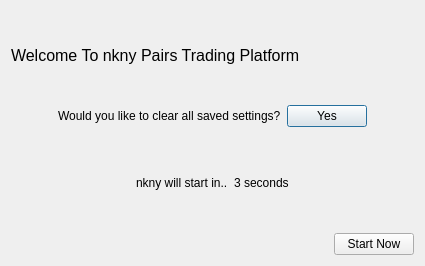
Above: welcomedialog.ui from ProDataLab/nkny before the change. Below: the same form after it.
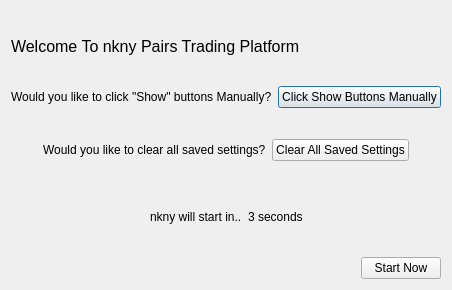
That is the form after the change.

Commit message: don't clear all qsettings & manually click show buttons

```diff
--- a/welcomedialog.ui
+++ b/welcomedialog.ui
@@ -6,8 +6,8 @@
    <rect>
     <x>0</x>
     <y>0</y>
-    <width>425</width>
-    <height>266</height>
+    <width>442</width>
+    <height>290</height>
    </rect>
   </property>
   <property name="windowTitle">
@@ -87,6 +87,63 @@
      <item>
       <widget class="QLabel" name="label_2">
        <property name="text">
+        <string>Would you like to click &quot;Show&quot; buttons Manually?</string>
+       </property>
+      </widget>
+     </item>
+     <item>
+      <widget class="QPushButton" name="clickShowButtonsManually">
+       <property name="text">
+        <string>Click Show Buttons Manually</string>
+       </property>
+      </widget>
+     </item>
+     <item>
+      <spacer name="horizontalSpacer_3">
+       <property name="orientation">
+        <enum>Qt::Horizontal</enum>
+       </property>
+       <property name="sizeHint" stdset="0">
+        <size>
+         <width>13</width>
+         <height>20</height>
+        </size>
+       </property>
+      </spacer>
+     </item>
+    </layout>
+   </item>
+   <item>
+    <spacer name="verticalSpacer_5">
+     <property name="orientation">
+      <enum>Qt::Vertical</enum>
+     </property>
+     <property name="sizeHint" stdset="0">
+      <size>
+       <width>17</width>
+       <height>17</height>
+      </size>
+     </property>
+    </spacer>
+   </item>
+   <item>
+    <layout class="QHBoxLayout" name="horizontalLayout_5">
+     <item>
+      <spacer name="horizontalSpacer_7">
+       <property name="orientation">
+        <enum>Qt::Horizontal</enum>
+       </property>
+       <property name="sizeHint" stdset="0">
+        <size>
+         <width>17</width>
+         <height>20</height>
+        </size>
+       </property>
+      </spacer>
+     </item>
+     <item>
+      <widget class="QLabel" name="label_4">
+       <property name="text">
         <string>Would you like to clear all saved settings?</string>
        </property>
       </widget>
@@ -94,12 +151,12 @@
      <item>
       <widget class="QPushButton" name="clearSettingsButton">
        <property name="text">
-        <string>Yes</string>
+        <string>Clear All Saved Settings</string>
        </property>
       </widget>
      </item>
      <item>
-      <spacer name="horizontalSpacer_3">
+      <spacer name="horizontalSpacer_8">
        <property name="orientation">
         <enum>Qt::Horizontal</enum>
        </property>
```
The commit also changes 6 other files.
